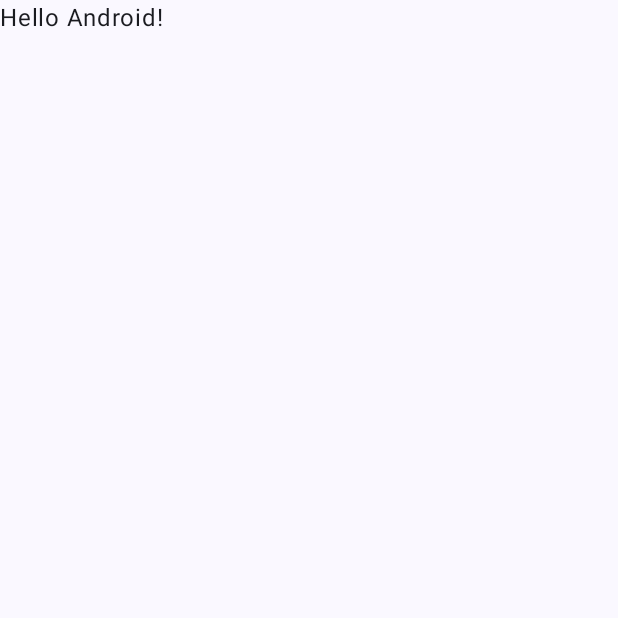
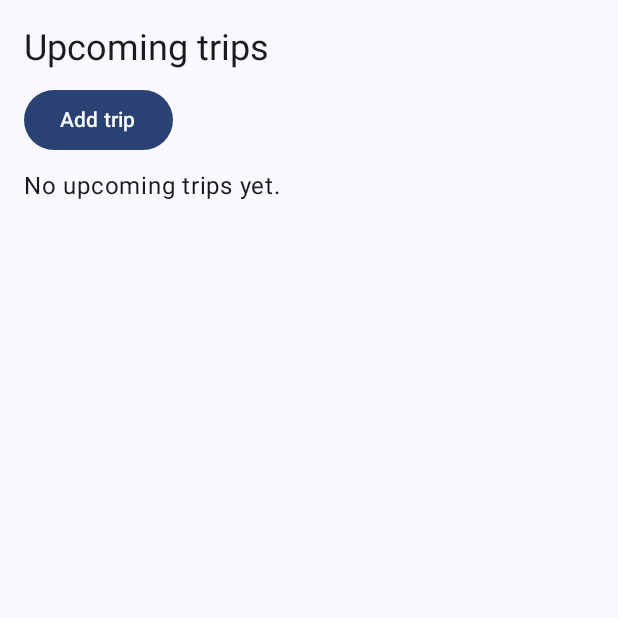
Before and after one commit to Edwinuniv/CedarPath, an Android app built with Jetpack Compose: the screen it shows after launch (MainActivity), on a phone screen of 412 x 824 dp, the top half of it. Before the commit the part shown is almost empty. Run offline under Robolectric (Android 15) with nearby library versions, the phone set to English and light mode, and no system bars; our stand-ins replace Room's generated code.

Commit message:
Add navigation between trip list and form

```diff
--- a/app/src/main/java/com/cedarpath/MainActivity.kt
+++ b/app/src/main/java/com/cedarpath/MainActivity.kt
@@ -7,21 +7,30 @@ import androidx.activity.enableEdgeToEdge
 import androidx.compose.foundation.layout.fillMaxSize
 import androidx.compose.foundation.layout.padding
 import androidx.compose.material3.Scaffold
-import androidx.compose.material3.Text
 import androidx.compose.runtime.Composable
 import androidx.compose.ui.Modifier
-import androidx.compose.ui.tooling.preview.Preview
+import androidx.navigation.compose.rememberNavController
+import androidx.room.Room
+import com.cedarpath.data.AppDatabase
+import com.cedarpath.data.TripRepository
+import com.cedarpath.ui.AppNavHost
 import com.cedarpath.ui.theme.CedarPathTheme
+import com.cedarpath.ui.trips.TripListViewModel
 
 class MainActivity : ComponentActivity() {
     override fun onCreate(savedInstanceState: Bundle?) {
         super.onCreate(savedInstanceState)
         enableEdgeToEdge()
+
+        // Build the database, then the repository and ViewModel that use it.
+        val db = Room.databaseBuilder(this, AppDatabase::class.java, "cedarpath.db").build()
+        val viewModel = TripListViewModel(TripRepository(db.tripDao()))
+
         setContent {
             CedarPathTheme {
                 Scaffold(modifier = Modifier.fillMaxSize()) { innerPadding ->
-                    Greeting(
-                        name = "Android",
+                    CedarPathApp(
+                        viewModel = viewModel,
                         modifier = Modifier.padding(innerPadding)
                     )
                 }
@@ -30,18 +39,9 @@ class MainActivity : ComponentActivity() {
     }
 }
 
+// The whole app: one NavController given to the NavHost.
 @Composable
-fun Greeting(name: String, modifier: Modifier = Modifier) {
-    Text(
-        text = "Hello $name!",
-        modifier = modifier
-    )
+fun CedarPathApp(viewModel: TripListViewModel, modifier: Modifier = Modifier) {
+    val navController = rememberNavController()
+    AppNavHost(navController = navController, viewModel = viewModel, modifier = modifier)
 }
-
-@Preview(showBackground = true)
-@Composable
-fun GreetingPreview() {
-    CedarPathTheme {
-        Greeting("Android")
-    }
-}
--- /dev/null
+++ b/app/src/main/java/com/cedarpath/ui/AppNavHost.kt
@@ -0,0 +1,43 @@
+package com.cedarpath.ui
+
+import androidx.compose.runtime.Composable
+import androidx.compose.runtime.getValue
+import androidx.compose.ui.Modifier
+import androidx.lifecycle.compose.collectAsStateWithLifecycle
+import androidx.navigation.NavHostController
+import androidx.navigation.compose.NavHost
+import androidx.navigation.compose.composable
+import com.cedarpath.ui.trips.TripFormScreen
+import com.cedarpath.ui.trips.TripListScreen
+import com.cedarpath.ui.trips.TripListViewModel
+
+// Maps each route to its screen. The list ("trips") opens first.
+@Composable
+fun AppNavHost(
+    navController: NavHostController,
+    viewModel: TripListViewModel,
+    modifier: Modifier = Modifier
+) {
+    NavHost(
+        navController = navController,
+        startDestination = "trips",
+        modifier = modifier
+    ) {
+        composable("trips") {
+            val trips by viewModel.upcomingTrips.collectAsStateWithLifecycle()
+            TripListScreen(
+                trips = trips,
+                onAddTrip = { navController.navigate("trip-form") },
+                onOpenTrip = { } // Feature 2 adds the "trip/{tripId}" detail route
+            )
+        }
+        composable("trip-form") {
+            TripFormScreen(
+                onSave = { routeName, date, difficulty ->
+                    viewModel.addTrip(routeName, date, difficulty)
+                    navController.popBackStack()
+                }
+            )
+        }
+    }
+}
```
